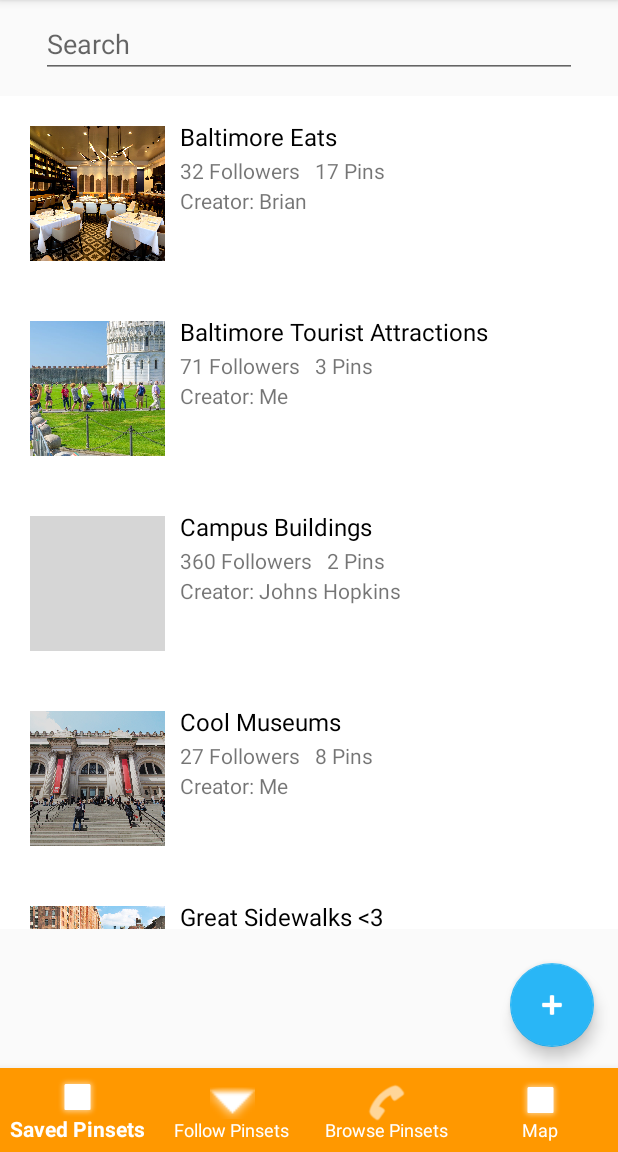
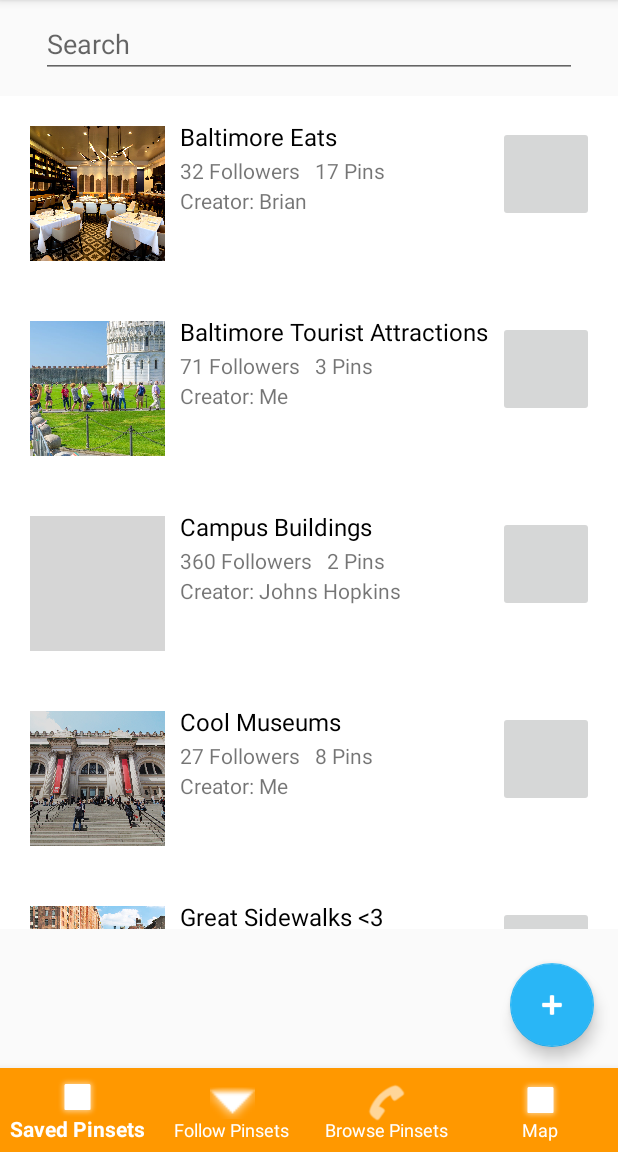
Before and after one commit to jhu-cs-uima-sp20/teamh, an Android app: the SavedFragment screen opened directly, with no data from a screen before it, on a phone screen of 412 x 824 dp, the part 84-1236 px from its top. Run offline under Robolectric (Android 15) with nearby library versions, the phone set to English and light mode, and no system bars; grey boxes are pictures that could not be loaded.

Commit message:
Added mark visited button to pins, moved much stuff around Resolves #21 Resolves #27

```diff
--- a/app/src/main/java/com/example/pinsplorer/FollowSwipeController.java
+++ /dev/null
@@ -1,55 +0,0 @@
-package com.example.pinsplorer;
-
-import android.graphics.Canvas;
-import android.graphics.Color;
-import android.graphics.drawable.ColorDrawable;
-import android.view.View;
-
-import androidx.annotation.NonNull;
-import androidx.appcompat.view.menu.MenuView;
-import androidx.recyclerview.widget.ItemTouchHelper;
-import androidx.recyclerview.widget.LinearLayoutManager;
-import androidx.recyclerview.widget.RecyclerView;
-
-import java.util.ArrayList;
-
-public class FollowSwipeController extends ItemTouchHelper.Callback {
-
-    private ArrayList<PinSet> list;
-    private RecyclerView recycler;
-    FollowSwipeController(ArrayList<PinSet> list, RecyclerView recycler) {
-        super();
-        this.list = list;
-        this.recycler = recycler;
-    }
-    @Override
-    public int getMovementFlags(@NonNull RecyclerView recyclerView, @NonNull RecyclerView.ViewHolder viewHolder) {
-        return makeMovementFlags(0, ItemTouchHelper.RIGHT);
-    }
-
-    @Override
-    public boolean onMove(@NonNull RecyclerView recyclerView, @NonNull RecyclerView.ViewHolder viewHolder, @NonNull RecyclerView.ViewHolder target) {
-        return false;
-    }
-
-    @Override
-    public void onSwiped(@NonNull RecyclerView.ViewHolder viewHolder, int direction) {
-    }
-
-    /* Callback method that is used to actually swipe the view holder.
-     * Is used to stop the viewholder from swiping off the screen.
-     */
-    @Override
-    public void onChildDraw(@NonNull Canvas c,
-                            @NonNull RecyclerView recyclerView,
-                            @NonNull RecyclerView.ViewHolder viewHolder,
-                            float dX, float dY,
-                            int actionState,
-                            boolean isCurrentlyActive) {
-        super.onChildDraw(c, recyclerView, viewHolder, dX, dY, actionState, isCurrentlyActive);
-        final ColorDrawable background = new ColorDrawable(Color.CYAN);
-        View item = viewHolder.itemView;
-        background.setBounds(0, item.getTop(), (int) (item.getLeft() + dX), item.getBottom());
-        background.draw(c);
-    }
-}
--- a/app/src/main/java/com/example/pinsplorer/Pin.java
+++ b/app/src/main/java/com/example/pinsplorer/Pin.java
@@ -27,7 +27,7 @@ public class Pin implements Parcelable {
 
     protected Pin(Parcel in) {
         name = in.readString();
-        boolean bool[] = new boolean[1];
+        boolean[] bool = new boolean[1];
         in.readBooleanArray(bool); // readBool not implemented in SDK 18
         visited = bool[0];
         description = in.readString();
--- a/app/src/main/java/com/example/pinsplorer/PinViewHolder.java
+++ b/app/src/main/java/com/example/pinsplorer/PinViewHolder.java
@@ -1,6 +1,7 @@
 package com.example.pinsplorer;
 
 import android.view.View;
+import android.widget.Button;
 import android.widget.ImageView;
 import android.widget.TextView;
 
@@ -12,6 +13,7 @@ public class PinViewHolder extends RecyclerView.ViewHolder{
     public TextView visited;
     public TextView description;
     public ImageView image;
+    public Button markButton;
 
     public PinViewHolder(View itemView) {
         super(itemView);
@@ -19,5 +21,6 @@ public class PinViewHolder extends RecyclerView.ViewHolder{
         visited = itemView.findViewById(R.id.pinVisitStatusTextView);
         description = itemView.findViewById(R.id.pinDescriptionTextView);
         image = itemView.findViewById(R.id.pinImageView);
+        markButton = itemView.findViewById(R.id.mark_visited_button);
     }
 }
--- a/app/src/main/java/com/example/pinsplorer/SavedFragment.java
+++ b/app/src/main/java/com/example/pinsplorer/SavedFragment.java
@@ -119,9 +119,6 @@ public class SavedFragment extends Fragment {
 
         ItemTouchHelper deleteSwipe = new ItemTouchHelper(new DeleteSwipeController(PinSetList, PinSetRecycler));
         deleteSwipe.attachToRecyclerView(PinSetRecycler);
-
-        ItemTouchHelper followSwipe = new ItemTouchHelper(new FollowSwipeController(PinSetList, PinSetRecycler));
-        followSwipe.attachToRecyclerView(PinSetRecycler);
         PinSetRecycler.setAdapter(new PinSetRecyclerAdapter(PinSetList));
         PinSetRecycler.setLayoutManager(new LinearLayoutManager(this.getContext()));
     }
--- a/app/src/main/res/layout/pin_set_view_holder.xml
+++ b/app/src/main/res/layout/pin_set_view_holder.xml
@@ -1,6 +1,7 @@
 <?xml version="1.0" encoding="utf-8"?>
 <FrameLayout xmlns:android="http://schemas.android.com/apk/res/android"
     xmlns:app="http://schemas.android.com/apk/res-auto"
+    android:id="@+id/pin_set_view_holder_frame"
     android:layout_width="match_parent"
     android:layout_height="130dp"
     android:orientation="vertical">
@@ -10,6 +11,7 @@
         android:layout_width="match_parent"
         android:layout_height="match_parent"
         android:background="#fa315b">
+
         <ImageView
             android:id="@+id/delete_icon"
             android:layout_width="30dp"
@@ -17,8 +19,8 @@
             android:layout_alignParentEnd="true"
             android:layout_centerVertical="true"
             android:layout_marginEnd="10dp"
-            android:src="@drawable/ic_delete_white_24dp"
-            android:contentDescription="@string/delete_desc" />
+            android:contentDescription="@string/delete_desc"
+            android:src="@drawable/ic_delete_white_24dp" />
 
         <TextView
             android:layout_width="wrap_content"
@@ -30,27 +32,14 @@
             android:textColor="#fff"
             android:textSize="13sp" />
     </RelativeLayout>
-    <RelativeLayout
-        android:id="@+id/mark_pin_set"
-        android:layout_width="match_parent"
-        android:layout_height="match_parent"
-        android:background="@color/colorSecondaryLight">
-        <TextView
-            android:layout_width="wrap_content"
-            android:layout_height="wrap_content"
-            android:layout_centerVertical="true"
-            android:layout_marginEnd="10dp"
-            android:text="@string/mark_viewed"
-            android:textColor="#fff"
-            android:textSize="13sp" />
-    </RelativeLayout>
+
 
     <RelativeLayout
         android:id="@+id/pin_set_view_holder"
         android:layout_width="match_parent"
         android:layout_height="130dp"
-        android:orientation="vertical"
-        android:background="#FFFFFF">
+        android:background="#FFFFFF"
+        android:orientation="vertical">
 
         <ImageView
             android:id="@+id/pinSetImageView"
@@ -125,5 +114,14 @@
             android:layout_marginTop="60dp"
             android:layout_toEndOf="@+id/textView6"
             android:text="@string/name" />
+
+        <ImageButton
+            android:id="@+id/follow_button"
+            android:layout_width="64dp"
+            android:layout_height="64dp"
+            android:layout_alignParentEnd="true"
+            android:layout_marginTop="20dp"
+            android:layout_marginEnd="16dp"
+            android:contentDescription="follow" />
     </RelativeLayout>
 </FrameLayout>
--- a/app/src/main/res/values/strings.xml
+++ b/app/src/main/res/values/strings.xml
@@ -21,6 +21,7 @@
     <string name="followers">Followers</string>
     <string name="creator">Creator:</string>
     <string name="name">Name</string>
+    <string name="mark_visited">Mark Visited</string>
     //Please don't commit the API key to github bc it might charge my google cloud account if it gets overused by other people
     //Just put the key in here when you're testing the app and delete it from here again when you commit
 
```
Also changed, not shown: app/src/main/java/com/example/pinsplorer/DeleteSwipeController.java (+5 -3 lines), app/src/main/java/com/example/pinsplorer/PinRecyclerAdapter.java (+7 -1 lines), app/src/main/res/layout/pin_view_holder.xml (+18 -15 lines).
